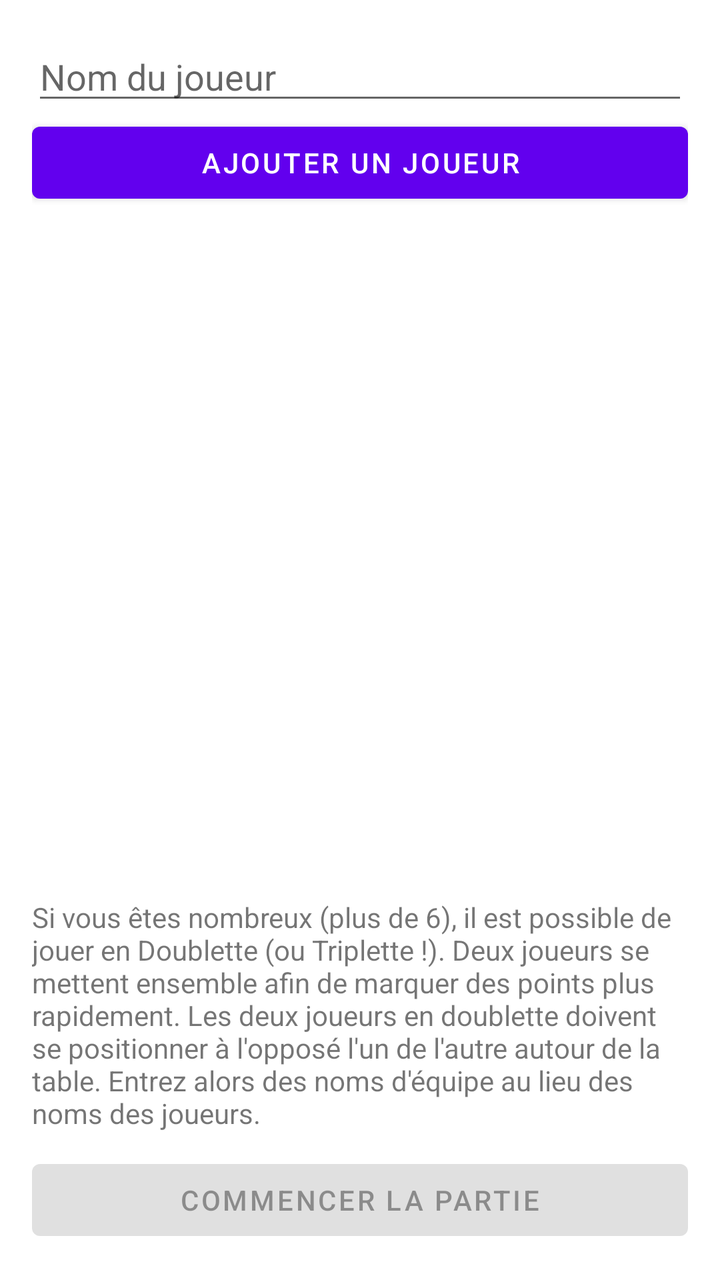
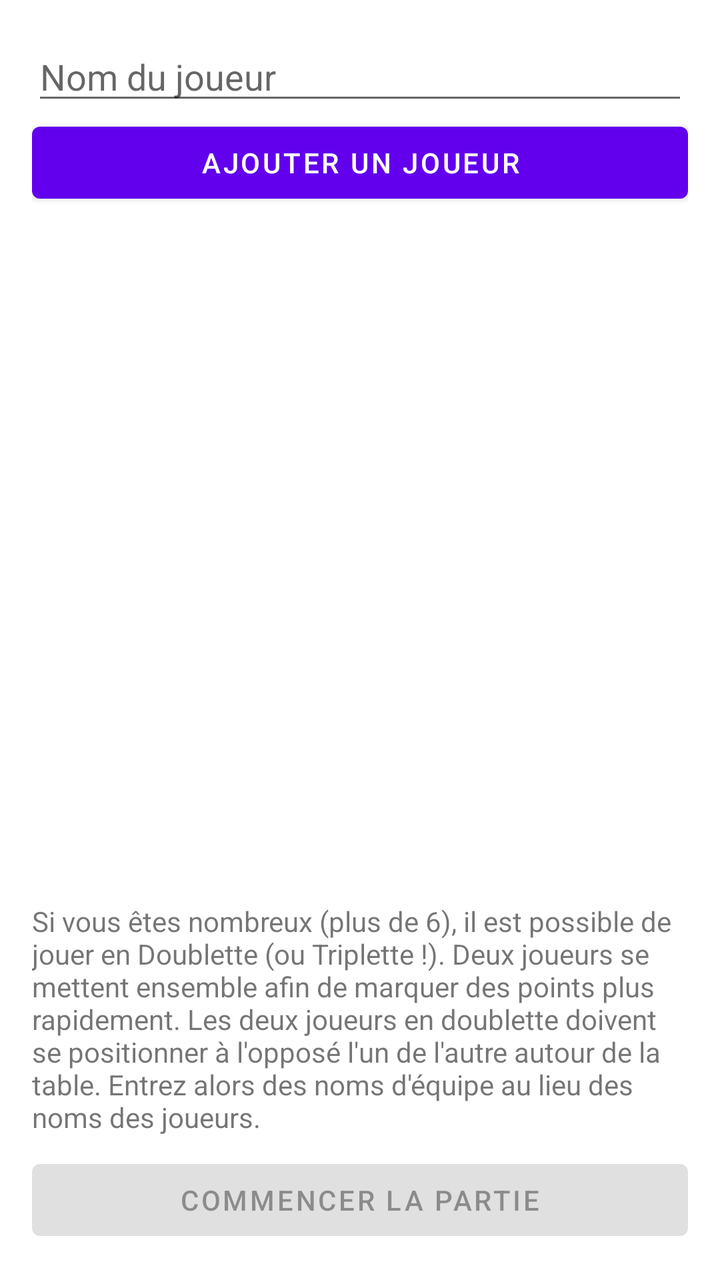

Before-and-after screenshots of an Android layout around one commit, followed by the original layout XML and the change that was made.
<!-- AndroidManifest.xml: application theme Theme.CulDeChouette -->
<!-- res/layout/activity_start.xml -->
<LinearLayout xmlns:android="http://schemas.android.com/apk/res/android"
    xmlns:tools="http://schemas.android.com/tools"
    android:layout_width="match_parent"
    android:layout_height="match_parent"
    android:orientation="vertical"
    android:padding="16dp"
    tools:context=".StartActivity">

    <EditText
        android:id="@+id/playerNameEditText"
        android:layout_width="match_parent"
        android:layout_height="wrap_content"
        android:hint="@string/player_name"
        android:inputType="textCapWords"
        android:autofillHints="" />

    <Button
        android:id="@+id/addPlayerButton"
        android:layout_width="match_parent"
        android:layout_height="wrap_content"
        android:text="@string/add_player" />

    <ListView
        android:id="@+id/playersListView"
        android:layout_width="match_parent"
        android:layout_height="0dp"
        android:layout_weight="1" />

    <TextView
        android:layout_width="match_parent"
        android:layout_height="wrap_content"
        android:layout_marginBottom="10dp"
        android:text="@string/doublette_hint" />

    <Button
        android:id="@+id/startGameButton"
        android:layout_width="match_parent"
        android:layout_height="wrap_content"
        android:text="@string/start"
        android:enabled="false" />
</LinearLayout>
<!-- resources referenced by this layout -->
<resources>
  <string name="add_player">Ajouter un joueur</string>
  <string name="doublette_hint">Si vous êtes nombreux (plus de 6), il est possible de jouer en Doublette (ou Triplette !). Deux joueurs se mettent ensemble afin de marquer des points plus rapidement. Les deux joueurs en doublette doivent se positionner à l\'opposé l\'un de l\'autre autour de la table. Entrez alors des noms d\'équipe au lieu des noms des joueurs.</string>
  <string name="player_name">Nom du joueur</string>
  <string name="start">Commencer la partie</string>
  <style name="Theme.CulDeChouette" parent="Theme.MaterialComponents.DayNight.DarkActionBar">
          
          <item name="colorPrimary">@color/purple_500</item>
          <item name="colorPrimaryVariant">@color/purple_700</item>
          <item name="colorOnPrimary">@color/white</item>
          
          <item name="colorSecondary">@color/teal_200</item>
          <item name="colorSecondaryVariant">@color/teal_700</item>
          <item name="colorOnSecondary">@color/black</item>
          
          <item name="android:statusBarColor" tools:targetApi="l">?attr/colorPrimaryVariant</item>
          
      </style>
  <color name="purple_500">#FF6200EE</color>
  <color name="purple_700">#FF3700B3</color>
  <color name="white">#FFFFFFFF</color>
  <color name="teal_200">#FF03DAC5</color>
  <color name="teal_700">#FF018786</color>
  <color name="black">#FF000000</color>
</resources>

<!-- the commit's change to res/layout/activity_start.xml (unified diff, before → after) -->
@@ -29,7 +29,7 @@
     <TextView
         android:layout_width="match_parent"
         android:layout_height="wrap_content"
-        android:layout_marginBottom="10dp"
+        android:paddingVertical="8dp"
         android:text="@string/doublette_hint" />
 
     <Button
